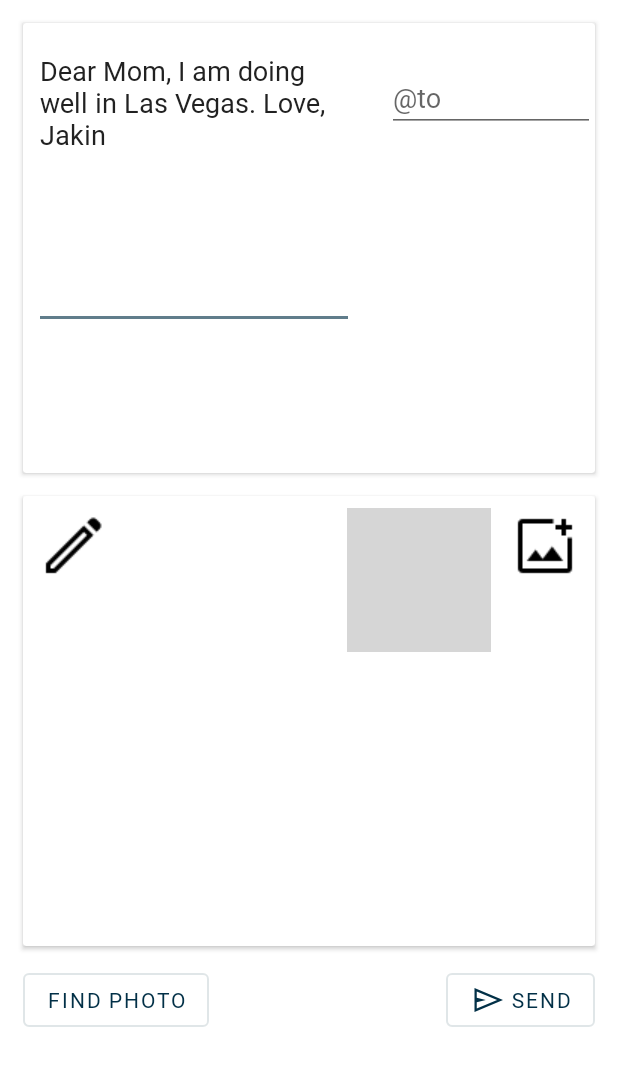
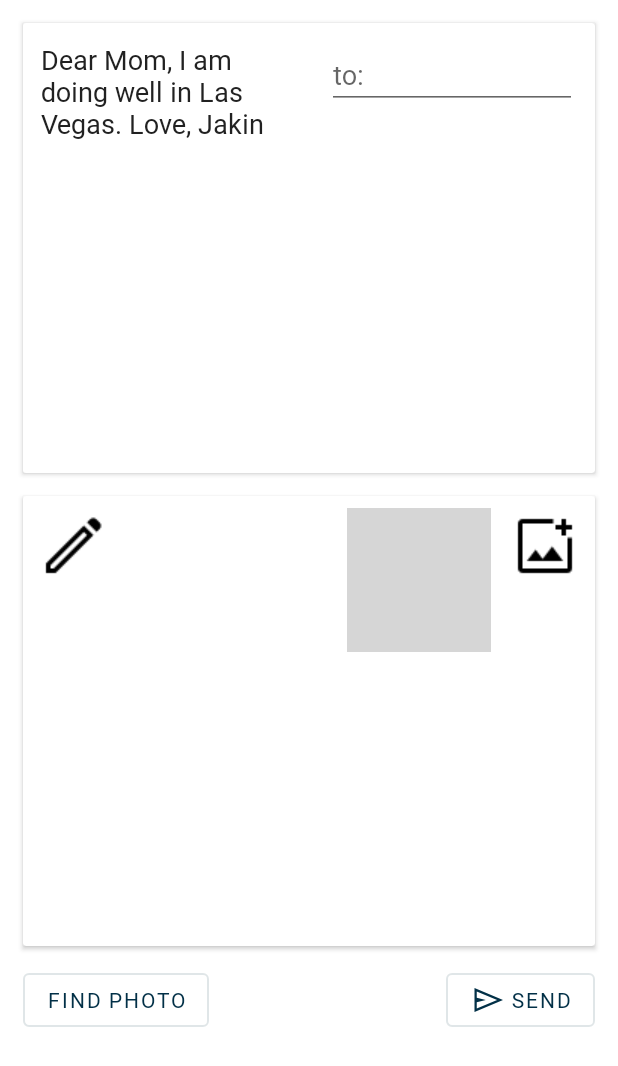
Before and after one commit to jakinng/the-postcard-project, an Android app: the layout fragment_create.xml on its own in the app's theme, with its tools: preview values and no code run, on a phone screen of 412 x 824 dp. Shown: the top 1066 px of the screen. Run offline under Robolectric (Android 15) with nearby library versions, the phone set to English and light mode, and no system bars; grey boxes are pictures that could not be loaded.

Commit message:
added prompt to write message in create

```diff
--- a/app/src/main/res/layout/fragment_create.xml
+++ b/app/src/main/res/layout/fragment_create.xml
@@ -22,18 +22,29 @@
             android:layout_width="match_parent"
             android:layout_height="match_parent">
 
+            <TextView
+                android:id="@+id/center_of_top"
+                android:layout_width="0dp"
+                android:layout_height="0dp"
+                android:layout_centerInParent="true" />
+
             <EditText
                 android:id="@+id/et_message"
                 android:layout_width="wrap_content"
-        android:layout_height="wrap_content"
+                android:layout_height="match_parent"
                 android:layout_alignParentStart="true"
-        android:layout_marginStart="7dp"
-        android:layout_marginTop="9dp"
+                android:layout_marginStart="0dp"
+                android:layout_marginTop="0dp"
+                android:layout_marginEnd="0dp"
+                android:padding="12dp"
+                android:background="@color/postcard_transparent"
+                android:layout_toStartOf="@+id/center_of_top"
                 android:ems="10"
                 android:gravity="start|top"
                 android:inputType="textMultiLine"
                 android:minLines="8"
                 android:textColor="@color/postcard_black"
+                android:hint="start writing your message..."
                 tools:text="Dear Mom, I am doing well in Las Vegas. Love, Jakin" />
 
 
@@ -41,11 +52,14 @@
                 android:id="@+id/actv_username"
                 android:layout_width="180dp"
                 android:layout_height="wrap_content"
-            android:layout_marginStart="22dp"
-            android:layout_marginTop="27dp"
-            android:layout_toEndOf="@+id/et_message"
+                android:layout_alignParentTop="true"
+                android:layout_alignParentEnd="true"
+                android:layout_marginStart="12dp"
+                android:layout_marginTop="12dp"
+                android:layout_marginEnd="12dp"
+                android:layout_toEndOf="@+id/center_of_top"
                 android:completionThreshold="1"
-            android:hint="\@to" />
+                android:hint="to: " />
 
         </RelativeLayout>
     </androidx.cardview.widget.CardView>
```
Lines whose indentation alone changed are shown as unchanged.
